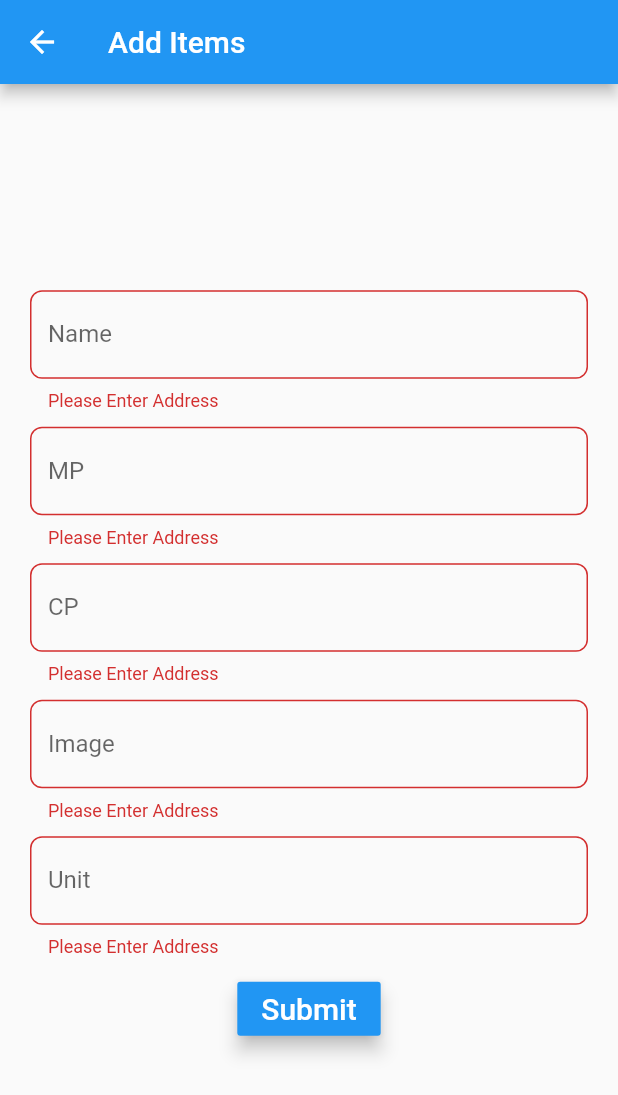
After one commit to yash1200/ecommerce_flutter, a Flutter app: the addItem screen opened directly, after a tap on "Submit", on a phone screen of 412 x 824 dp. The commit adds this screen. Shown: the top 1095 px of the screen. Run offline on Flutter 3.47's test engine with Material 2 defaults, Android fonts, the phone set to English and light mode, and no system bars; our stand-ins replace cloud_firestore, firebase_auth, google_sign_in; accounts and stored records are empty.

Commit message:
now better

```diff
--- a/lib/about.dart
+++ b/lib/about.dart
@@ -1,3 +1,4 @@
+import 'package:ecommerce_app/addItem.dart';
 import 'package:ecommerce_app/login.dart';
 import 'package:flutter/material.dart';
 import 'package:firebase_auth/firebase_auth.dart';
@@ -77,6 +78,11 @@ class _aboutState extends State<about> {
         ListTile(
           title: Text("Visit Us"),
           leading: Icon(Icons.computer),
+          onTap: (){
+            Navigator.push(context, MaterialPageRoute(builder: (context){
+              return addItem();
+            }));
+          },
         ),
         ListTile(
           title: Text("Sign Out"),
--- /dev/null
+++ b/lib/addItem.dart
@@ -0,0 +1,134 @@
+import 'package:flutter/material.dart';
+
+class addItem extends StatefulWidget {
+  @override
+  _addItemState createState() => _addItemState();
+}
+
+class _addItemState extends State<addItem> {
+
+  TextEditingController imagecontroller = TextEditingController();
+  TextEditingController namecontroller = TextEditingController();
+  TextEditingController MPcontroller = TextEditingController();
+  TextEditingController CPcontroller = TextEditingController();
+  TextEditingController unitcontroller = TextEditingController();
+  var fkey = GlobalKey<FormState>();
+
+  @override
+  Widget build(BuildContext context) {
+    return Scaffold(
+      appBar: AppBar(
+        title: Text("Add Items"),
+      ),
+      body: Form(
+        key: fkey,
+        child: Center(
+          child: SingleChildScrollView(
+            child: Column(
+              mainAxisAlignment: MainAxisAlignment.center,
+              children: <Widget>[
+                Padding(
+                  padding: const EdgeInsets.only(left: 20, right: 20, top: 10),
+                  child: TextFormField(
+                    controller: namecontroller,
+                    validator: (String valye) {
+                      if (valye.isEmpty) {
+                        return 'Please Enter Address';
+                      }
+                    },
+                    decoration: InputDecoration(
+                        hintText: 'Name Of the Product',
+                        labelText: 'Name',
+                        border: OutlineInputBorder(
+                            borderRadius: BorderRadius.circular(8))),
+                  ),
+                ),
+                Padding(
+                  padding: const EdgeInsets.only(left: 20, right: 20, top: 10),
+                  child: TextFormField(
+                    controller: MPcontroller,
+                    validator: (String valye) {
+                      if (valye.isEmpty) {
+                        return 'Please Enter Address';
+                      }
+                    },
+                    decoration: InputDecoration(
+                        hintText: 'Market Price',
+                        labelText: 'MP',
+                        border: OutlineInputBorder(
+                            borderRadius: BorderRadius.circular(8))),
+                  ),
+                ),
+                Padding(
+                  padding: const EdgeInsets.only(left: 20, right: 20, top: 10),
+                  child: TextFormField(
+                    controller: CPcontroller,
+                    validator: (String valye) {
+                      if (valye.isEmpty) {
+                        return 'Please Enter Address';
+                      }
+                    },
+                    decoration: InputDecoration(
+                        hintText: 'Cost Price',
+                        labelText: 'CP',
+                        border: OutlineInputBorder(
+                            borderRadius: BorderRadius.circular(8))),
+                  ),
+                ),
+                Padding(
+                  padding: const EdgeInsets.only(left: 20, right: 20, top: 10),
+                  child: TextFormField(
+                    controller: imagecontroller,
+                    validator: (String valye) {
+                      if (valye.isEmpty) {
+                        return 'Please Enter Address';
+                      }
+                    },
+                    decoration: InputDecoration(
+                        hintText: 'Image Of Product',
+                        labelText: 'Image',
+                        border: OutlineInputBorder(
+                            borderRadius: BorderRadius.circular(8))),
+                  ),
+                ),
+                Padding(
+                  padding: const EdgeInsets.only(left: 20, right: 20, top: 10),
+                  child: TextFormField(
+                    controller: unitcontroller,
+                    validator: (String valye) {
+                      if (valye.isEmpty) {
+                        return 'Please Enter Address';
+                      }
+                    },
+                    decoration: InputDecoration(
+                        hintText: 'Unit of Quantity',
+                        labelText: 'Unit',
+                        border: OutlineInputBorder(
+                            borderRadius: BorderRadius.circular(8))),
+                  ),
+                ),
+                Padding(
+                  padding: const EdgeInsets.only(top: 10),
+                  child: RaisedButton(
+                    onPressed: () {
+                      setState(() {
+                        if (fkey.currentState.validate()) {
+                        }
+                      });
+                    },
+                    color: Colors.blue,
+                    elevation: 5,
+                    child: Text(
+                      "Submit",
+                      style: TextStyle(color: Colors.white, fontSize: 20),
+                    ),
+                  ),
+                ),
+              ],
+            ),
+          ),
+        ),
+      ),
+    );
+  }
+}
--- a/lib/homePage.dart
+++ b/lib/homePage.dart
@@ -26,10 +26,10 @@ class _homePageState extends State<homePage> {
             ],
             bottom: TabBar(tabs: [
               Tab(
-                child: Text("Vegetables",style: TextStyle(fontSize: 15),),
+                child: Text("VEGETABLES",style: TextStyle(fontSize: 15),),
               ),
               Tab(
-                child: Text("Fruits",style: TextStyle(fontSize: 15),),
+                child: Text("FRUITS",style: TextStyle(fontSize: 15),),
               )
             ]),
           ),
```
